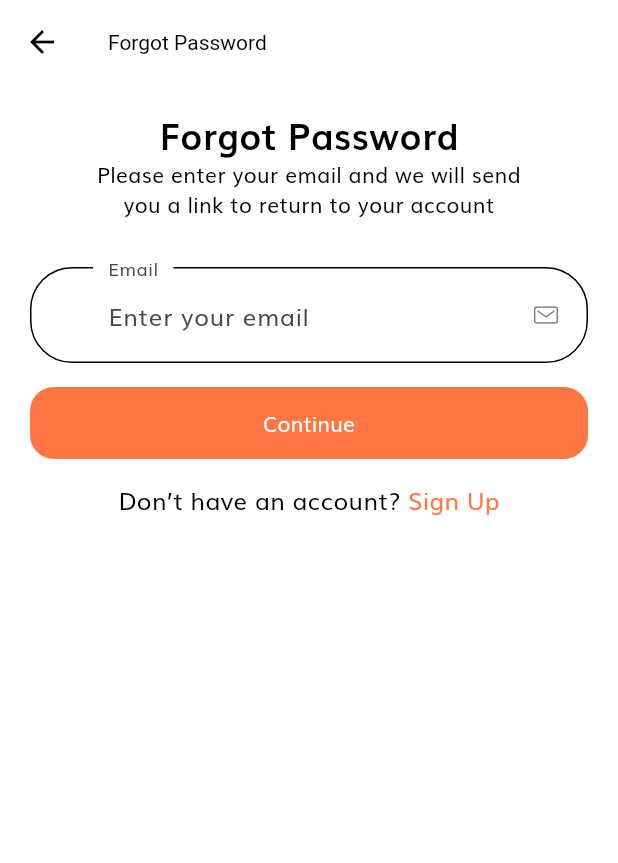
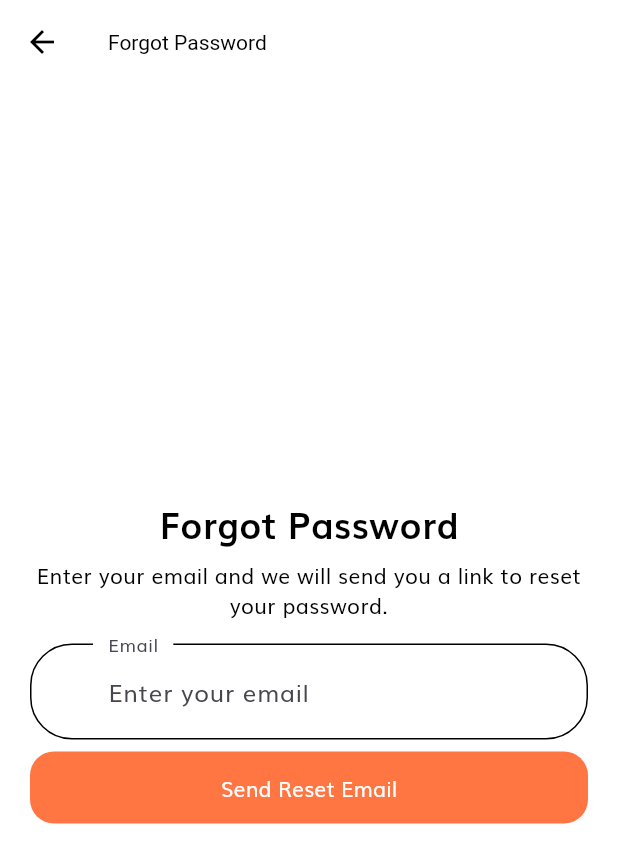
Before and after one commit to kemasghani/comodity-delivery-flutter, a Flutter app: the SignInScreen screen opened by its route, after a tap on "Forgot Password?", on a phone screen of 412 x 824 dp. Shown: the top 863 px of the screen. Run offline on Flutter 3.47's test engine with Material 3 defaults, Android fonts, the light colour scheme and no system bars; our stand-ins replace flutter_svg, get, get_storage, shared_preferences, supabase_flutter; accounts and stored records are empty.

Commit message:
add feature recovery password

```diff
--- /dev/null
+++ b/devtools_options.yaml
@@ -0,0 +1,3 @@
+description: This file stores settings for Dart & Flutter DevTools.
+documentation: https://docs.flutter.dev/tools/devtools/extensions#configure-extension-enablement-states
+extensions:
--- /dev/null
+++ b/lib/controllers/forgot_password_controller.dart
@@ -0,0 +1,48 @@
+import 'package:flutter/material.dart';
+import 'package:get/get.dart';
+import 'package:get_storage/get_storage.dart';
+import 'package:supabase_flutter/supabase_flutter.dart';
+import '../view/otp/otp_screen.dart';
+
+class ForgotPasswordController extends GetxController {
+  final SupabaseClient supabase = Supabase.instance.client;
+  final box = GetStorage();
+  var isLoading = false.obs;
+
+  Future<void> sendOtp(String email) async {
+    try {
+      isLoading.value = true;
+
+      // Request OTP from Supabase
+      await supabase.auth.resetPasswordForEmail(email);
+
+      // Since OTP is not returned, ask the user to check their email
+      Get.snackbar(
+        "Success",
+        "OTP has been sent to your email",
+        snackPosition: SnackPosition.TOP,
+        backgroundColor: Colors.green,
+        colorText: Colors.white,
+        duration: const Duration(seconds: 3),
+      );
+
+      // ✅ Store email for later verification
+      box.write('otp_email', email);
+
+      // Navigate to OTP screen
+      Get.to(() => OtpScreen(email: email));
+    } catch (error) {
+      // ❌ Show error Snackbar
+      Get.snackbar(
+        "Error",
+        "Failed to send OTP: $error",
+        snackPosition: SnackPosition.TOP,
+        backgroundColor: Colors.red,
+        colorText: Colors.white,
+        duration: const Duration(seconds: 3),
+      );
+    } finally {
+      isLoading.value = false;
+    }
+  }
+}
--- a/lib/main.dart
+++ b/lib/main.dart
@@ -1,31 +1,47 @@
 import 'package:flutter/material.dart';
+import 'package:get/get.dart';
 import 'package:shop_app/view/splash/splash_screen.dart';
 import 'package:supabase_flutter/supabase_flutter.dart';
-
 import 'routes.dart';
 import 'theme.dart';
 
 void main() async {
   WidgetsFlutterBinding.ensureInitialized();
+
   await Supabase.initialize(
     url: 'https://bjxfdzanibahlxsvkrzs.supabase.co',
-    anonKey: 'eyJhbGciOiJIUzI1NiIsInR5cCI6IkpXVCJ9.eyJpc3MiOiJzdXBhYmFzZSIsInJlZiI6ImJqeGZkemFuaWJhaGx4c3ZrcnpzIiwicm9sZSI6ImFub24iLCJpYXQiOjE3MzE5ODg3NjEsImV4cCI6MjA0NzU2NDc2MX0.UlcvJuqmh7NHyPwMeZGUxWDUyeGd3rQBYj-mAZuMK6c', // Replace with your Supabase anon key
+    anonKey:
+        'eyJhbGciOiJIUzI1NiIsInR5cCI6IkpXVCJ9.eyJpc3MiOiJzdXBhYmFzZSIsInJlZiI6ImJqeGZkemFuaWJhaGx4c3ZrcnpzIiwicm9sZSI6ImFub24iLCJpYXQiOjE3MzE5ODg3NjEsImV4cCI6MjA0NzU2NDc2MX0.UlcvJuqmh7NHyPwMeZGUxWDUyeGd3rQBYj-mAZuMK6c', // Replace with your Supabase anon key
+    authOptions: FlutterAuthClientOptions(
+      autoRefreshToken: true,
+    ),
   );
-
   runApp(const MyApp());
 }
 
-class MyApp extends StatelessWidget {
+class MyApp extends StatefulWidget {
   const MyApp({super.key});
 
   @override
+  _MyAppState createState() => _MyAppState();
+}
+
+class _MyAppState extends State<MyApp> {
+  @override
+  void initState() {
+    super.initState();
+  }
+
+
+
+  @override
   Widget build(BuildContext context) {
-    return MaterialApp(
+    return GetMaterialApp(
       debugShowCheckedModeBanner: false,
-      title: 'The Flutter Way - Template',
+      title: 'Shop App',
       theme: AppTheme.lightTheme(context),
       initialRoute: SplashScreen.routeName,
-      routes: routes,
+      routes: routes, // Defined in routes.dart
     );
   }
 }
--- a/lib/routes.dart
+++ b/lib/routes.dart
@@ -13,9 +13,8 @@ import 'view/profile/profile_screen.dart';
 import 'view/sign_in/sign_in_screen.dart';
 import 'view/sign_up/sign_up_screen.dart';
 import 'view/splash/splash_screen.dart';
+import 'view/reset_password/reset_password_screen.dart';
 
-// We use name route
-// All our routes will be available here
 final Map<String, WidgetBuilder> routes = {
   InitScreen.routeName: (context) => const InitScreen(),
   SplashScreen.routeName: (context) => const SplashScreen(),
@@ -24,11 +23,17 @@ final Map<String, WidgetBuilder> routes = {
   LoginSuccessScreen.routeName: (context) => const LoginSuccessScreen(),
   SignUpScreen.routeName: (context) => const SignUpScreen(),
   CompleteProfileScreen.routeName: (context) => const CompleteProfileScreen(),
-  OtpScreen.routeName: (context) => const OtpScreen(),
+  OtpScreen.routeName: (context) {
+    final args =
+        ModalRoute.of(context)?.settings.arguments as Map<String, dynamic>?;
+    final email = args?['email'] ?? ''; // ✅ Extract email safely
+    return OtpScreen(email: email);
+  },
   HomeScreen.routeName: (context) => const HomeScreen(),
   ProductsScreen.routeName: (context) => const ProductsScreen(),
   DetailsScreen.routeName: (context) => const DetailsScreen(),
   CartScreen.routeName: (context) => const CartScreen(),
   ProfileScreen.routeName: (context) => const ProfileScreen(),
-  EditProfileScreen.routeName: (context) => EditProfileScreen(), // Added route
+  EditProfileScreen.routeName: (context) => EditProfileScreen(),
+  ResetPasswordScreen.routeName: (context) => ResetPasswordScreen(),
 };
--- /dev/null
+++ b/lib/services/auth_service.dart
@@ -0,0 +1,34 @@
+import 'package:supabase_flutter/supabase_flutter.dart';
+
+class AuthService {
+  final SupabaseClient _supabase = Supabase.instance.client;
+
+  // ✅ Send password reset email
+  Future<bool> sendPasswordResetEmail(String email) async {
+    try {
+      await _supabase.auth.resetPasswordForEmail(email);
+      print("✅ Password reset email sent.");
+      return true;
+    } catch (e) {
+      print("❌ Error sending password reset email: $e");
+      return false;
+    }
+  }
+
+  // ✅ Reset Password using OTP (Token from Email)
+  Future<bool> resetPassword(String resetToken, String newPassword) async {
+    try {
+      // Verify OTP and reset password
+      await _supabase.auth.verifyOTP(
+        type: OtpType.recovery,
+        token: resetToken,
+      );
+
+      print("✅ Password reset successful.");
+      return true;
+    } catch (e) {
+      print("❌ Error resetting password: $e");
+      return false;
+    }
+  }
+}
--- a/lib/view/forgot_password/components/forgot_pass_form.dart
+++ b/lib/view/forgot_password/components/forgot_pass_form.dart
@@ -1,21 +1,15 @@
 import 'package:flutter/material.dart';
+import 'package:get/get.dart';
+import '../../../controllers/forgot_password_controller.dart';
 
-import '../../../components/custom_surfix_icon.dart';
-import '../../../components/form_error.dart';
-import '../../../components/no_account_text.dart';
-import '../../../constants.dart';
+class ForgotPassForm extends StatelessWidget {
+  ForgotPassForm({super.key});
 
-class ForgotPassForm extends StatefulWidget {
-  const ForgotPassForm({super.key});
+  final ForgotPasswordController forgotPasswordController =
+      Get.put(ForgotPasswordController());
+  final _formKey = GlobalKey<FormState>();
+  final TextEditingController emailController = TextEditingController();
 
-  @override
-  _ForgotPassFormState createState() => _ForgotPassFormState();
-}
-
-class _ForgotPassFormState extends State<ForgotPassForm> {
-  final _formKey = GlobalKey<FormState>();
-  List<String> errors = [];
-  String? email;
   @override
   Widget build(BuildContext context) {
     return Form(
@@ -23,56 +17,31 @@ class _ForgotPassFormState extends State<ForgotPassForm> {
       child: Column(
         children: [
           TextFormField(
+            controller: emailController,
             keyboardType: TextInputType.emailAddress,
-            onSaved: (newValue) => email = newValue,
-            onChanged: (value) {
-              if (value.isNotEmpty && errors.contains(kEmailNullError)) {
-                setState(() {
-                  errors.remove(kEmailNullError);
-                });
-              } else if (emailValidatorRegExp.hasMatch(value) &&
-                  errors.contains(kInvalidEmailError)) {
-                setState(() {
-                  errors.remove(kInvalidEmailError);
-                });
-              }
-              return;
-            },
+            decoration: const InputDecoration(
+              labelText: "Email",
+              hintText: "Enter your email",
+            ),
             validator: (value) {
-              if (value!.isEmpty && !errors.contains(kEmailNullError)) {
-                setState(() {
-                  errors.add(kEmailNullError);
-                });
-              } else if (!emailValidatorRegExp.hasMatch(value) &&
-                  !errors.contains(kInvalidEmailError)) {
-                setState(() {
-                  errors.add(kInvalidEmailError);
-                });
+              if (value!.isEmpty) {
+                return "Please enter your email";
               }
               return null;
             },
-            decoration: const InputDecoration(
-              labelText: "Email",
-              hintText: "Enter your email",
-              // If  you are using latest version of flutter then lable text and hint text shown like this
-              // if you r using flutter less then 1.20.* then maybe this is not working properly
-              floatingLabelBehavior: FloatingLabelBehavior.always,
-              suffixIcon: CustomSurffixIcon(svgIcon: "assets/icons/Mail.svg"),
-            ),
           ),
           const SizedBox(height: 8),
-          FormError(errors: errors),
-          const SizedBox(height: 8),
           ElevatedButton(
-            onPressed: () {
+            onPressed: () async {
               if (_formKey.currentState!.validate()) {
-                // Do what you want to do
+                String email = emailController.text.trim();
+                await forgotPasswordController.sendOtp(email);
               }
             },
-            child: const Text("Continue"),
+            child: Obx(() => forgotPasswordController.isLoading.value
+                ? const CircularProgressIndicator(color: Colors.white)
+                : const Text("Send Reset Email")),
           ),
-          const SizedBox(height: 16),
-          const NoAccountText(),
         ],
       ),
     );
--- a/lib/view/forgot_password/forgot_password_screen.dart
+++ b/lib/view/forgot_password/forgot_password_screen.dart
@@ -1,42 +1,32 @@
 import 'package:flutter/material.dart';
-
 import 'components/forgot_pass_form.dart';
 
 class ForgotPasswordScreen extends StatelessWidget {
   static String routeName = "/forgot_password";
 
   const ForgotPasswordScreen({super.key});
+
   @override
   Widget build(BuildContext context) {
     return Scaffold(
-      appBar: AppBar(
-        title: const Text("Forgot Password"),
-      ),
-      body: const SizedBox(
-        width: double.infinity,
-        child: SingleChildScrollView(
-          child: Padding(
-            padding: EdgeInsets.symmetric(horizontal: 20),
-            child: Column(
-              children: [
-                SizedBox(height: 16),
-                Text(
-                  "Forgot Password",
-                  style: TextStyle(
-                    fontSize: 24,
-                    color: Colors.black,
-                    fontWeight: FontWeight.bold,
-                  ),
-                ),
-                Text(
-                  "Please enter your email and we will send \nyou a link to return to your account",
-                  textAlign: TextAlign.center,
-                ),
-                SizedBox(height: 32),
-                ForgotPassForm(),
-              ],
+      appBar: AppBar(title: const Text("Forgot Password")),
+      body: Padding(
+        padding: const EdgeInsets.symmetric(horizontal: 20),
+        child: Column(
+          mainAxisAlignment: MainAxisAlignment.center,
+          children: [
+            const Text(
+              "Forgot Password",
+              style: TextStyle(fontSize: 24, fontWeight: FontWeight.bold),
             ),
-          ),
+            const SizedBox(height: 8),
+            const Text(
+              "Enter your email and we will send you a link to reset your password.",
+              textAlign: TextAlign.center,
+            ),
+            const SizedBox(height: 16),
+            ForgotPassForm(), // ✅ No error because we removed `const` from `Padding`
+          ],
         ),
       ),
     );
--- a/lib/view/otp/otp_screen.dart
+++ b/lib/view/otp/otp_screen.dart
@@ -1,13 +1,13 @@
 import 'package:flutter/material.dart';
-
 import '../../constants.dart';
-
 import 'components/otp_form.dart';
 
 class OtpScreen extends StatelessWidget {
   static String routeName = "/otp";
+  final String email; // Add this
 
-  const OtpScreen({super.key});
+  const OtpScreen({super.key, required this.email}); // Update constructor
+
   @override
   Widget build(BuildContext context) {
     return Scaffold(
@@ -26,11 +26,11 @@ class OtpScreen extends StatelessWidget {
                   "OTP Verification",
                   style: headingStyle,
                 ),
-                const Text("We sent your code to +1 898 860 ***"),
+                Text("We sent your code to $email"), // Display email
                 Row(
                   mainAxisAlignment: MainAxisAlignment.center,
                   children: [
-                    const Text("This code will expired in "),
+                    const Text("This code will expire in "),
                     TweenAnimationBuilder(
                       tween: Tween(begin: 30.0, end: 0.0),
                       duration: const Duration(seconds: 30),
@@ -41,7 +41,7 @@ class OtpScreen extends StatelessWidget {
                     ),
                   ],
                 ),
-                const OtpForm(),
+                OtpForm(email: email), // Pass email to OtpForm
                 const SizedBox(height: 20),
                 GestureDetector(
                   onTap: () {
--- a/lib/view/sign_in/sign_in_screen.dart
+++ b/lib/view/sign_in/sign_in_screen.dart
@@ -37,23 +37,6 @@ class SignInScreen extends StatelessWidget {
                   const SizedBox(height: 16),
                   const SignForm(),
                   const SizedBox(height: 16),
-                  Row(
-                    mainAxisAlignment: MainAxisAlignment.center,
-                    children: [
-                      SocalCard(
-                        icon: "assets/icons/google-icon.svg",
-                        press: () {},
-                      ),
-                      SocalCard(
-                        icon: "assets/icons/facebook-2.svg",
-                        press: () {},
-                      ),
-                      SocalCard(
-                        icon: "assets/icons/twitter.svg",
-                        press: () {},
-                      ),
-                    ],
-                  ),
                   const SizedBox(height: 20),
                   const NoAccountText(),
                 ],
--- a/pubspec.yaml
+++ b/pubspec.yaml
@@ -39,6 +39,9 @@ dependencies:
   cupertino_icons: ^1.0.2
   flutter_svg: ^2.0.9 # help us to use SVG in our app
   provider: ^6.1.1 # for State management
+  uni_links: ^0.5.1
+  http: ^1.3.0
+  get_storage: ^2.1.1
 
 dev_dependencies:
   flutter_test:
```
Also changed, not shown: lib/controllers/otp_controller.dart (added, +68 -0 lines), lib/controllers/reset_password_controller.dart (added, +54 -0 lines), lib/view/otp/components/otp_form.dart (+49 -74 lines), lib/view/reset_password/reset_password_screen.dart (added, +78 -0 lines), lib/view/sign_up/sign_up_screen.dart (+0 -17 lines), pubspec.lock, 1 other file.
